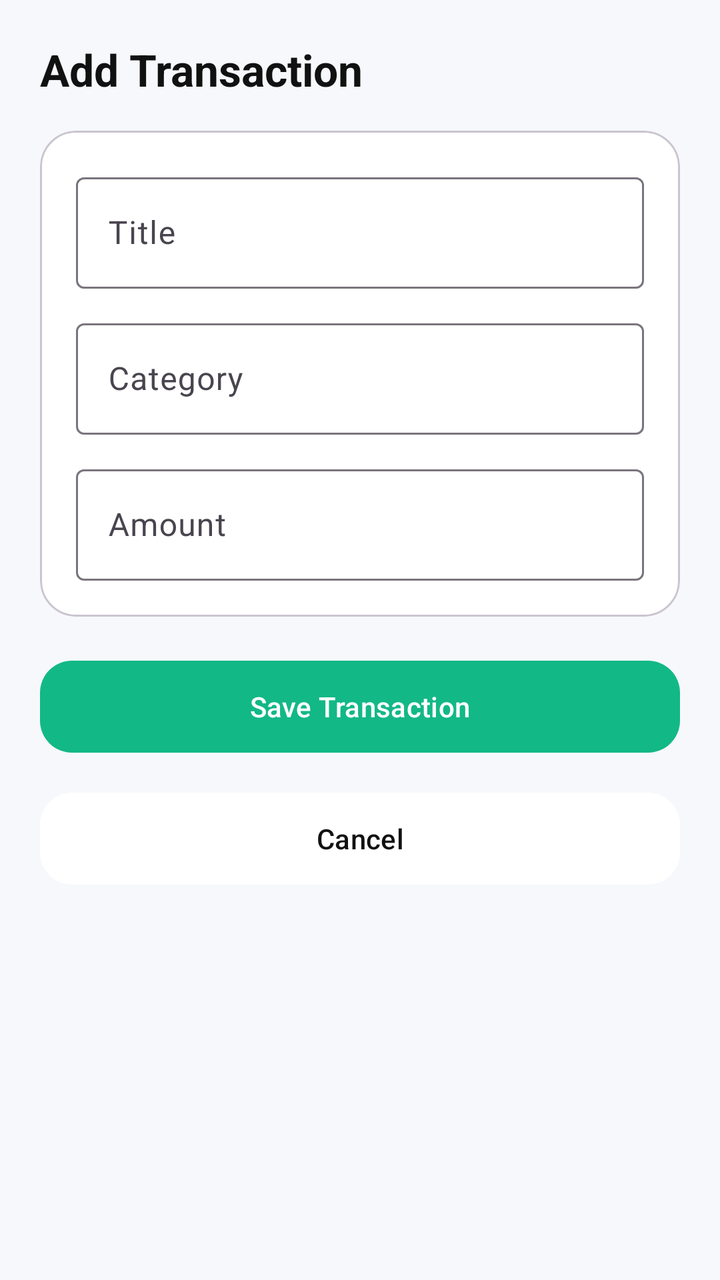
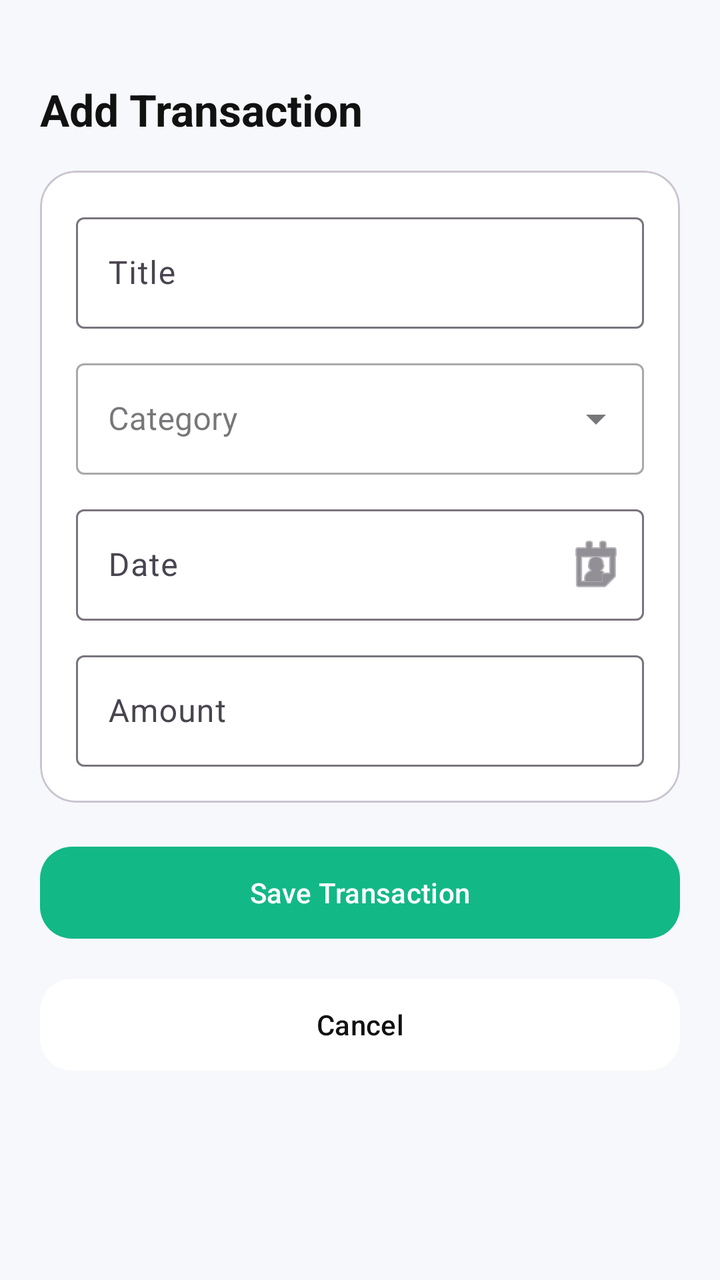

Compare the two renders of this Android layout. The source of the first and the diff that turns it into the second are given below.
<!-- AndroidManifest.xml: application theme Theme.Material3.DayNight.NoActionBar -->
<!-- res/layout/activity_add_edit_expense.xml -->
<?xml version="1.0" encoding="utf-8"?>
<ScrollView xmlns:android="http://schemas.android.com/apk/res/android"
    xmlns:app="http://schemas.android.com/apk/res-auto"
    android:layout_width="match_parent"
    android:layout_height="match_parent"
    android:background="@color/bg">

    <androidx.constraintlayout.widget.ConstraintLayout
        android:layout_width="match_parent"
        android:layout_height="wrap_content"
        android:padding="20dp">

        <TextView
            android:id="@+id/titlePageTv"
            android:layout_width="0dp"
            android:layout_height="wrap_content"
            android:text="Add Transaction"
            android:textStyle="bold"
            android:textSize="22sp"
            android:textColor="@color/text"
            app:layout_constraintTop_toTopOf="parent"
            app:layout_constraintStart_toStartOf="parent"
            app:layout_constraintEnd_toEndOf="parent"/>

        <com.google.android.material.card.MaterialCardView
            android:id="@+id/formCard"
            android:layout_width="0dp"
            android:layout_height="wrap_content"
            android:layout_marginTop="16dp"
            app:cardCornerRadius="18dp"
            app:cardElevation="0dp"
            app:cardBackgroundColor="@color/card"
            app:layout_constraintTop_toBottomOf="@id/titlePageTv"
            app:layout_constraintStart_toStartOf="parent"
            app:layout_constraintEnd_toEndOf="parent">

            <LinearLayout
                android:layout_width="match_parent"
                android:layout_height="wrap_content"
                android:padding="18dp"
                android:orientation="vertical">

                <com.google.android.material.textfield.TextInputLayout
                    android:layout_width="match_parent"
                    android:layout_height="wrap_content"
                    android:hint="Title">

                    <com.google.android.material.textfield.TextInputEditText
                        android:id="@+id/titleEt"
                        android:layout_width="match_parent"
                        android:layout_height="wrap_content"/>
                </com.google.android.material.textfield.TextInputLayout>

                <com.google.android.material.textfield.TextInputLayout
                    android:layout_width="match_parent"
                    android:layout_height="wrap_content"
                    android:layout_marginTop="12dp"
                    android:hint="Category">

                    <com.google.android.material.textfield.TextInputEditText
                        android:id="@+id/categoryEt"
                        android:layout_width="match_parent"
                        android:layout_height="wrap_content"/>
                </com.google.android.material.textfield.TextInputLayout>

                <com.google.android.material.textfield.TextInputLayout
                    android:layout_width="match_parent"
                    android:layout_height="wrap_content"
                    android:layout_marginTop="12dp"
                    android:hint="Amount">

                    <com.google.android.material.textfield.TextInputEditText
                        android:id="@+id/amountEt"
                        android:layout_width="match_parent"
                        android:layout_height="wrap_content"
                        android:inputType="numberDecimal"/>
                </com.google.android.material.textfield.TextInputLayout>

            </LinearLayout>
        </com.google.android.material.card.MaterialCardView>

        <com.google.android.material.button.MaterialButton
            android:id="@+id/saveBtn"
            android:layout_width="0dp"
            android:layout_height="54dp"
            android:text="Save Transaction"
            android:textAllCaps="false"
            app:cornerRadius="16dp"
            app:backgroundTint="@color/green"
            app:layout_constraintTop_toBottomOf="@id/formCard"
            app:layout_constraintStart_toStartOf="parent"
            app:layout_constraintEnd_toEndOf="parent"
            android:layout_marginTop="18dp"/>

        <com.google.android.material.button.MaterialButton
            android:id="@+id/cancelBtn"
            android:layout_width="0dp"
            android:layout_height="54dp"
            android:text="Cancel"
            android:textAllCaps="false"
            app:cornerRadius="16dp"
            app:backgroundTint="@color/card"
            android:textColor="@color/text"
            app:layout_constraintTop_toBottomOf="@id/saveBtn"
            app:layout_constraintStart_toStartOf="parent"
            app:layout_constraintEnd_toEndOf="parent"
            android:layout_marginTop="12dp"/>

    </androidx.constraintlayout.widget.ConstraintLayout>
</ScrollView>
<!-- resources referenced by this layout -->
<resources>
  <color name="bg">#F6F8FB</color>
  <color name="card">#FFFFFF</color>
  <color name="green">#13B887</color>
  <color name="text">#111111</color>
</resources>

<!-- the commit's change to res/layout/activity_add_edit_expense.xml (unified diff, before → after) -->
@@ -15,6 +15,7 @@
             android:layout_width="0dp"
             android:layout_height="wrap_content"
             android:text="Add Transaction"
+            android:paddingTop="20dp"
             android:textStyle="bold"
             android:textSize="22sp"
             android:textColor="@color/text"
@@ -52,16 +53,38 @@
                 </com.google.android.material.textfield.TextInputLayout>
 
                 <com.google.android.material.textfield.TextInputLayout
+                    android:id="@+id/categoryTil"
                     android:layout_width="match_parent"
                     android:layout_height="wrap_content"
                     android:layout_marginTop="12dp"
-                    android:hint="Category">
+                    android:hint="Category"
+                    style="@style/Widget.MaterialComponents.TextInputLayout.OutlinedBox.ExposedDropdownMenu">
+
+                    <com.google.android.material.textfield.MaterialAutoCompleteTextView
+                        android:id="@+id/categoryEt"
+                        android:layout_width="match_parent"
+                        android:layout_height="wrap_content"
+                        android:inputType="none"
+                        android:focusable="false"/>
+                </com.google.android.material.textfield.TextInputLayout>
+
+                <com.google.android.material.textfield.TextInputLayout
+                    android:layout_width="match_parent"
+                    android:layout_height="wrap_content"
+                    android:layout_marginTop="12dp"
+                    android:hint="Date"
+                    app:endIconMode="custom"
+                    app:endIconDrawable="@android:drawable/ic_menu_my_calendar">
 
                     <com.google.android.material.textfield.TextInputEditText
-                        android:id="@+id/categoryEt"
+                        android:id="@+id/dateEt"
                         android:layout_width="match_parent"
-                        android:layout_height="wrap_content"/>
+                        android:layout_height="wrap_content"
+                        android:focusable="false"
+                        android:clickable="true"
+                        android:inputType="none" />
                 </com.google.android.material.textfield.TextInputLayout>
+
 
                 <com.google.android.material.textfield.TextInputLayout
                     android:layout_width="match_parent"
@@ -75,6 +98,8 @@
                         android:layout_height="wrap_content"
                         android:inputType="numberDecimal"/>
                 </com.google.android.material.textfield.TextInputLayout>
+
+
 
             </LinearLayout>
         </com.google.android.material.card.MaterialCardView>
